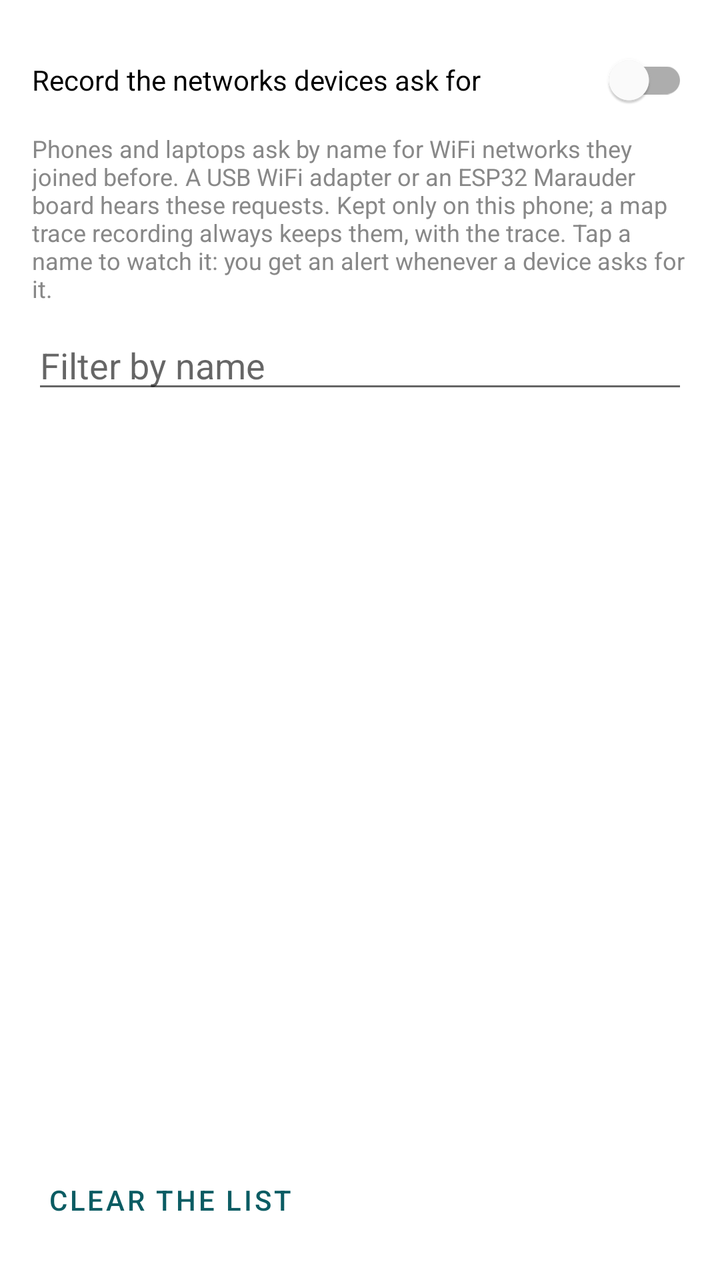
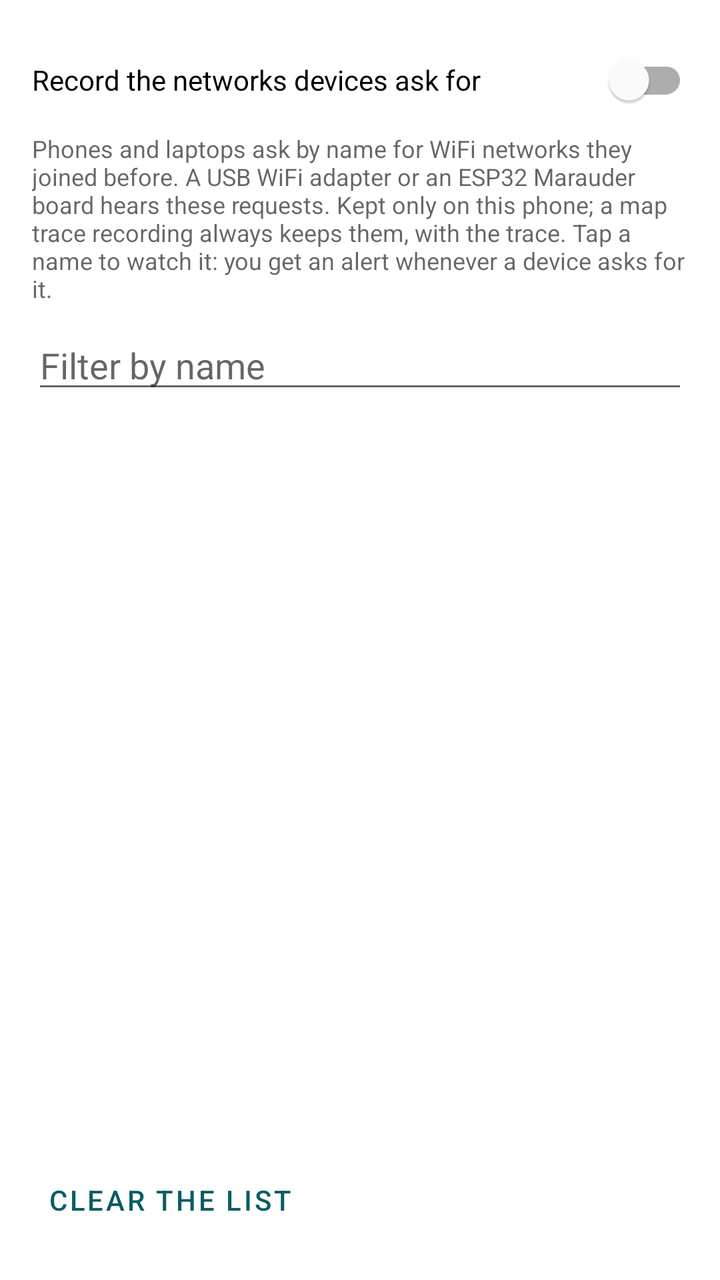

Screens rendered from an Android XML layout before and after an edit, with the pre-edit source and the edit as a unified diff.
<!-- AndroidManifest.xml: application theme Theme.RFSentinel -->
<!-- res/layout/activity_probe_list.xml -->
<?xml version="1.0" encoding="utf-8"?>
<LinearLayout xmlns:android="http://schemas.android.com/apk/res/android"
    android:layout_width="match_parent"
    android:layout_height="match_parent"
    android:orientation="vertical"
    android:padding="16dp">

    <com.google.android.material.switchmaterial.SwitchMaterial
        android:id="@+id/recordSwitch"
        android:layout_width="match_parent"
        android:layout_height="wrap_content"
        android:text="Record the networks devices ask for" />

    <TextView
        android:id="@+id/infoText"
        android:layout_width="match_parent"
        android:layout_height="wrap_content"
        android:paddingTop="2dp"
        android:paddingBottom="8dp"
        android:textSize="12sp"
        android:textColor="#888888"
        android:text="Phones and laptops ask by name for WiFi networks they joined before. A USB WiFi adapter or an ESP32 Marauder board hears these requests. Kept only on this phone; a map trace recording always keeps them, with the trace. Tap a name to watch it: you get an alert whenever a device asks for it." />

    <EditText
        android:id="@+id/filterInput"
        android:layout_width="match_parent"
        android:layout_height="wrap_content"
        android:inputType="text|textNoSuggestions"
        android:importantForAutofill="no"
        android:hint="Filter by name" />

    <TextView
        android:id="@+id/emptyText"
        android:layout_width="match_parent"
        android:layout_height="wrap_content"
        android:paddingTop="16dp"
        android:visibility="gone" />

    <androidx.recyclerview.widget.RecyclerView
        android:id="@+id/recyclerView"
        android:layout_width="match_parent"
        android:layout_height="0dp"
        android:layout_weight="1"
        android:layout_marginTop="8dp" />

    <Button
        android:id="@+id/clearButton"
        style="@style/Widget.MaterialComponents.Button.TextButton"
        android:layout_width="wrap_content"
        android:layout_height="wrap_content"
        android:text="Clear the list" />

</LinearLayout>
<!-- resources referenced by this layout -->
<resources>
  <style name="Theme.RFSentinel" parent="Theme.MaterialComponents.DayNight.DarkActionBar">
          <item name="colorPrimary">@color/brand_primary</item>
          <item name="colorPrimaryVariant">@color/brand_primary_dark</item>
          <item name="colorOnPrimary">@android:color/white</item>
          <item name="colorSecondary">@color/brand_accent</item>
          <item name="colorOnSecondary">@android:color/white</item>
          <item name="rfScopeColor">@color/scope</item>
          <item name="rfScopeTextColor">@color/scope_text</item>
          <item name="rfTraceColor">@color/trace</item>
          <item name="rfAccent">@color/brand_highlight</item>
          <item name="rfOnAccent">@color/brand_on_highlight</item>
      </style>
  <color name="brand_primary">#0B5C63</color>
  <color name="brand_primary_dark">#073F44</color>
  <color name="brand_accent">#E0622D</color>
  <color name="scope">#0B5C63</color>
  <color name="scope_text">#AA0B5C63</color>
  <color name="trace">#E0622D</color>
  <color name="brand_highlight">#0B5C63</color>
  <color name="brand_on_highlight">#FFFFFF</color>
</resources>

<!-- the commit's change to res/layout/activity_probe_list.xml (unified diff, before → after) -->
@@ -17,8 +17,8 @@
         android:layout_height="wrap_content"
         android:paddingTop="2dp"
         android:paddingBottom="8dp"
-        android:textSize="12sp"
-        android:textColor="#888888"
+        android:textSize="@dimen/text_caption"
+        android:textColor="?android:attr/textColorSecondary"
         android:text="Phones and laptops ask by name for WiFi networks they joined before. A USB WiFi adapter or an ESP32 Marauder board hears these requests. Kept only on this phone; a map trace recording always keeps them, with the trace. Tap a name to watch it: you get an alert whenever a device asks for it." />
 
     <EditText
<!-- resource entries referenced after the edit -->
@@ -1,5 +1,6 @@
 <!-- resources referenced by this layout -->
 <resources>
+  <dimen name="text_caption">12sp</dimen>
   <style name="Theme.RFSentinel" parent="Theme.MaterialComponents.DayNight.DarkActionBar">
           <item name="colorPrimary">@color/brand_primary</item>
           <item name="colorPrimaryVariant">@color/brand_primary_dark</item>
